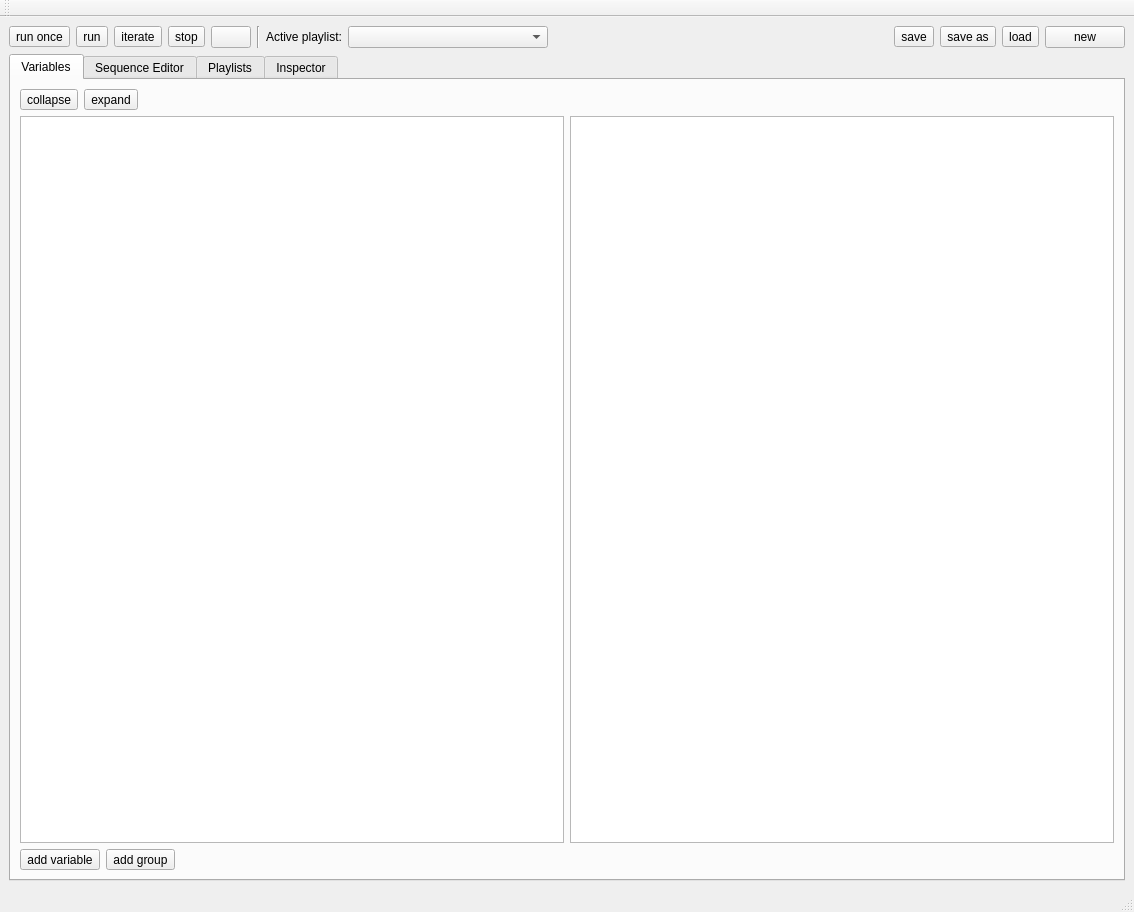
AlbertHdz4/qplayer, file uis/control-system.ui: the form before one commit.
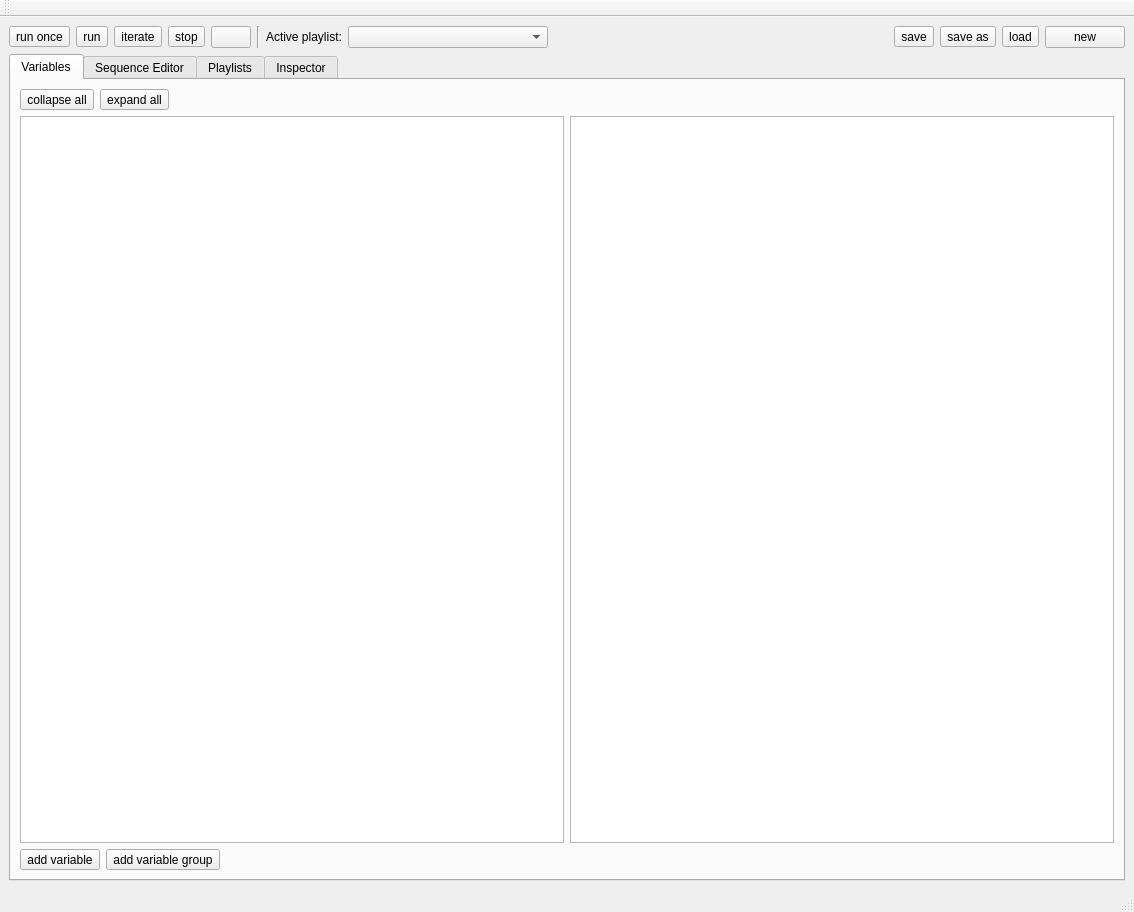
The form after the commit. Icons and pictures are not drawn.

Commit message: Made GUI por explicit.

```diff
--- a/uis/control-system.ui
+++ b/uis/control-system.ui
@@ -282,7 +282,7 @@
              <string>Collapse groups</string>
             </property>
             <property name="text">
-             <string>collapse</string>
+             <string>collapse all</string>
             </property>
             <property name="icon">
              <iconset resource="../resources.qrc">
@@ -294,6 +294,9 @@
               <height>32</height>
              </size>
             </property>
+            <property name="toolButtonStyle">
+             <enum>Qt::ToolButtonTextBesideIcon</enum>
+            </property>
            </widget>
           </item>
           <item>
@@ -302,7 +305,7 @@
              <string>Expand groups</string>
             </property>
             <property name="text">
-             <string>expand</string>
+             <string>expand all</string>
             </property>
             <property name="icon">
              <iconset resource="../resources.qrc">
@@ -314,6 +317,9 @@
               <height>32</height>
              </size>
             </property>
+            <property name="toolButtonStyle">
+             <enum>Qt::ToolButtonTextBesideIcon</enum>
+            </property>
            </widget>
           </item>
           <item>
@@ -416,7 +422,7 @@
              <string>Add new group</string>
             </property>
             <property name="text">
-             <string>add group</string>
+             <string>add variable group</string>
             </property>
             <property name="icon">
              <iconset resource="../resources.qrc">
@@ -428,6 +434,9 @@
               <height>32</height>
              </size>
             </property>
+            <property name="toolButtonStyle">
+             <enum>Qt::ToolButtonTextBesideIcon</enum>
+            </property>
            </widget>
           </item>
           <item>
```
Left out of the diff: 9 changed lines with no effect on the pictures.
